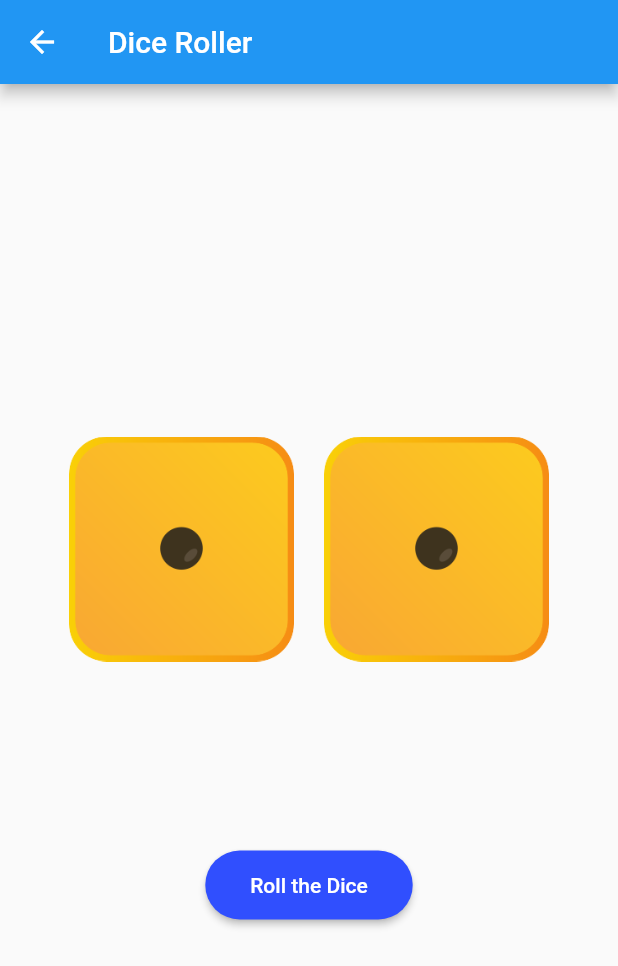
After one commit to rahulkhatri19/FlutterLearning, a Flutter app: the DiceHomePage screen opened by its route, after a tap on "Roll the Dice", on a phone screen of 412 x 824 dp. The commit adds this screen. Shown: the top 966 px of the screen. Run offline on Flutter 3.47's test engine with Material 2 defaults, Android fonts, the phone set to English and light mode, and no system bars.

Commit message:
dice roller added

```diff
--- /dev/null
+++ b/lib/dice_roller/DiceHomePage.dart
@@ -0,0 +1,115 @@
+import 'package:flutter/material.dart';
+import 'dart:math';
+
+class DiceHomePage extends StatefulWidget {
+  @override
+  _DiceHomePageState createState() => _DiceHomePageState();
+}
+
+class _DiceHomePageState extends State<DiceHomePage> {
+
+  AssetImage one = AssetImage("images/dice/one.png");
+  AssetImage two = AssetImage("images/dice/two.png");
+  AssetImage three = AssetImage("images/dice/three.png");
+  AssetImage four = AssetImage("images/dice/four.png");
+  AssetImage five = AssetImage("images/dice/five.png");
+  AssetImage six = AssetImage("images/dice/six.png");
+
+  AssetImage diceOne;
+  AssetImage diceTwo;
+
+  @override
+  void initState() {
+    super.initState();
+    setState(() {
+      diceOne = one;
+      diceTwo = two;
+    });
+  }
+
+  void diceRoller(){
+    int randomOne = Random().nextInt(5);
+    int randomTwo = Random().nextInt(5);
+
+    AssetImage imageOne;
+    AssetImage imageTwo;
+
+    switch (randomOne) {
+      case 0: imageOne = one;
+        break;
+      case 1: imageOne = two;
+      break;
+      case 2: imageOne = three;
+        break;
+      case 3: imageOne = four;
+        break;
+      case 4: imageOne = five;
+        break;
+      case 5: imageOne = six;
+        break;
+    }
+
+    switch (randomTwo) {
+      case 0: imageTwo = one;
+        break;
+      case 1: imageTwo = two;
+        break;
+      case 2: imageTwo = three;
+        break;
+      case 3: imageTwo = four;
+        break;
+      case 4: imageTwo = five;
+        break;
+      case 5: imageTwo = six;
+        break;
+
+      default:
+    }
+
+    setState(() {
+      diceOne = imageOne;
+      diceTwo = imageTwo;
+    });
+  }
+
+  @override
+  Widget build(BuildContext context) {
+    return Scaffold(
+      appBar: AppBar(
+        title: Text('Dice Roller'),
+        ),
+        body: Container(
+          child: Center(
+            child: Column(
+              mainAxisAlignment: MainAxisAlignment.center,
+              children: <Widget>[
+                Row( mainAxisAlignment: MainAxisAlignment.center,
+                  children: <Widget>[
+                    Image(image: diceOne,
+                    width: 150.0,
+                    height: 200.0,
+                ),
+                Padding(padding: EdgeInsets.all(10.0),),
+                Image(image: diceTwo,
+                      width: 150.0,
+                      height: 200.0,),
+                ],),
+                Container(
+                  margin: EdgeInsets.only(top: 100.0),
+                  child: RaisedButton(
+                    onPressed: diceRoller,
+                    color: Color(0xFF304ffe) ,
+                    padding: EdgeInsets.fromLTRB(30.0, 15.0, 30.0, 15.0),
+                    child: Text('Roll the Dice', style: TextStyle(color: Color(0xFFFFFFFF))),
+                    shape: RoundedRectangleBorder(borderRadius: BorderRadius.circular(60.0), )
+                    )
+                    ,
+                )
+              ],
+              ),
+              ),
+              ),
+        );
+
+  }
+}
--- a/lib/main.dart
+++ b/lib/main.dart
@@ -1,5 +1,6 @@
 import 'package:flutter/material.dart';
 import 'package:flutterlearning/background_changer/BgHomePage.dart';
+import 'package:flutterlearning/dice_roller/DiceHomePage.dart';
 import 'package:flutterlearning/navigation_drawer/DrawerPage.dart';
 
 void main() => runApp(MyApp());
@@ -17,6 +18,7 @@ class MyApp extends StatelessWidget {
       debugShowCheckedModeBanner: false,
       routes: <String, WidgetBuilder>{
         "/bg_change" : (BuildContext context) => BgHomePage(),
+        "/dice_roll" : (BuildContext context) => DiceHomePage(),
       },
     );
   }
--- a/lib/navigation_drawer/DrawerPage.dart
+++ b/lib/navigation_drawer/DrawerPage.dart
@@ -27,6 +27,11 @@ class _DrawerPageState extends State<DrawerPage> {
                   trailing: Icon(Icons.album),
                   onTap: () => Navigator.of(context).pushNamed('/bg_change'),
                 ),
+                  ListTile(
+                  title: Text('Dice Roller'),
+                  trailing: Image.asset('images/icon/dice.png', width:24.0, height: 24.0),
+                  onTap: () => Navigator.of(context).pushNamed('/dice_roll'),
+                ),
                 ListTile(
                   title: Text('Close Dawer'),
                   trailing: Icon(Icons.clear),
--- a/pubspec.yaml
+++ b/pubspec.yaml
@@ -42,8 +42,10 @@ flutter:
   uses-material-design: true
 
   # To add assets to your application, add an assets section, like this:
-  # assets:
-  #  - images/dice/
+  assets:
+   - images/icon/
+   - images/dice/
+
 
   #  - images/a_dot_ham.jpeg
 
```
Also changed, not shown: images/dice/five.png (added), images/dice/four.png (added), images/dice/one.png (added), images/dice/six.png (added), images/dice/three.png (added), images/dice/two.png (added), images/icon/cross.png (added), images/icon/dice.png (added).
